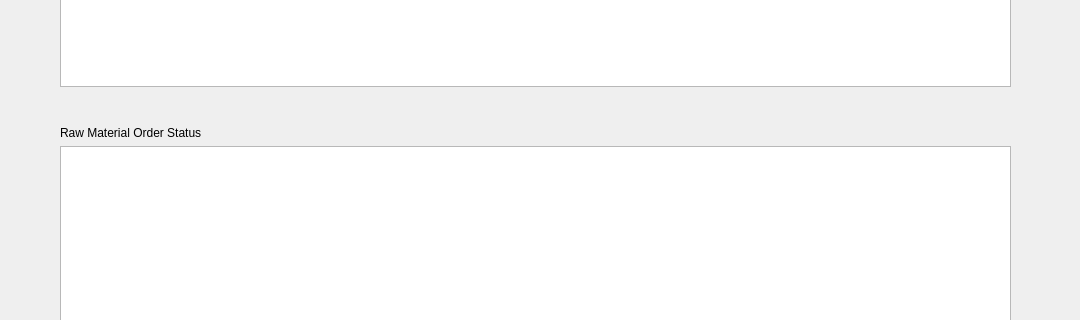
Qt form client/MainUI/src/views/scm_manage_widget.ui (Intel-Edge-9s/MES) before a commit; both pictures show x 0 to 1080 and y 104 to 424 of the 1080 by 720 pixel window.
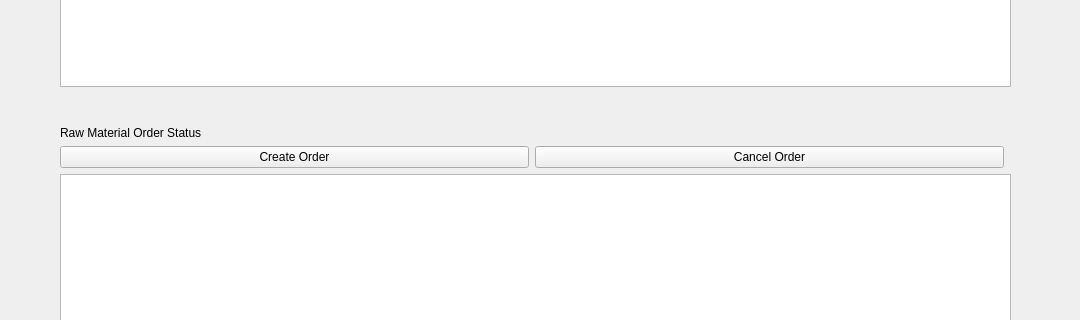
The same form after that commit.

```diff
--- a/client/MainUI/src/views/scm_manage_widget.ui
+++ b/client/MainUI/src/views/scm_manage_widget.ui
@@ -75,6 +75,31 @@
       </property>
      </widget>
     </item>
+    <item row="1" column="0">
+     <layout class="QHBoxLayout" name="button_layout">
+      <item>
+       <widget class="QPushButton" name="create_order_button">
+        <property name="text">
+         <string>Create Order</string>
+        </property>
+       </widget>
+      </item>
+      <item>
+       <widget class="QPushButton" name="cancel_order_button">
+        <property name="text">
+         <string>Cancel Order</string>
+        </property>
+       </widget>
+      </item>
+      <item>
+       <spacer name="horizontalSpacer">
+        <property name="orientation">
+         <enum>Qt::Horizontal</enum>
+        </property>
+       </spacer>
+      </item>
+     </layout>
+    </item>
    </layout>
   </widget>
   <widget class="QPushButton" name="Back_btn">
```
